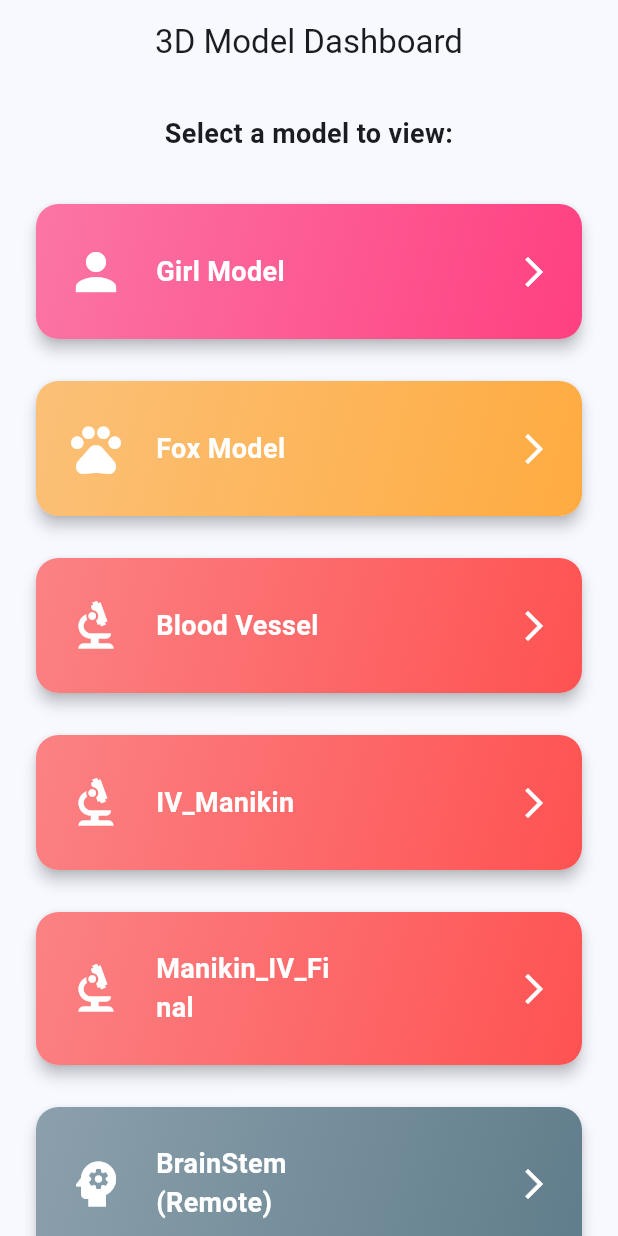
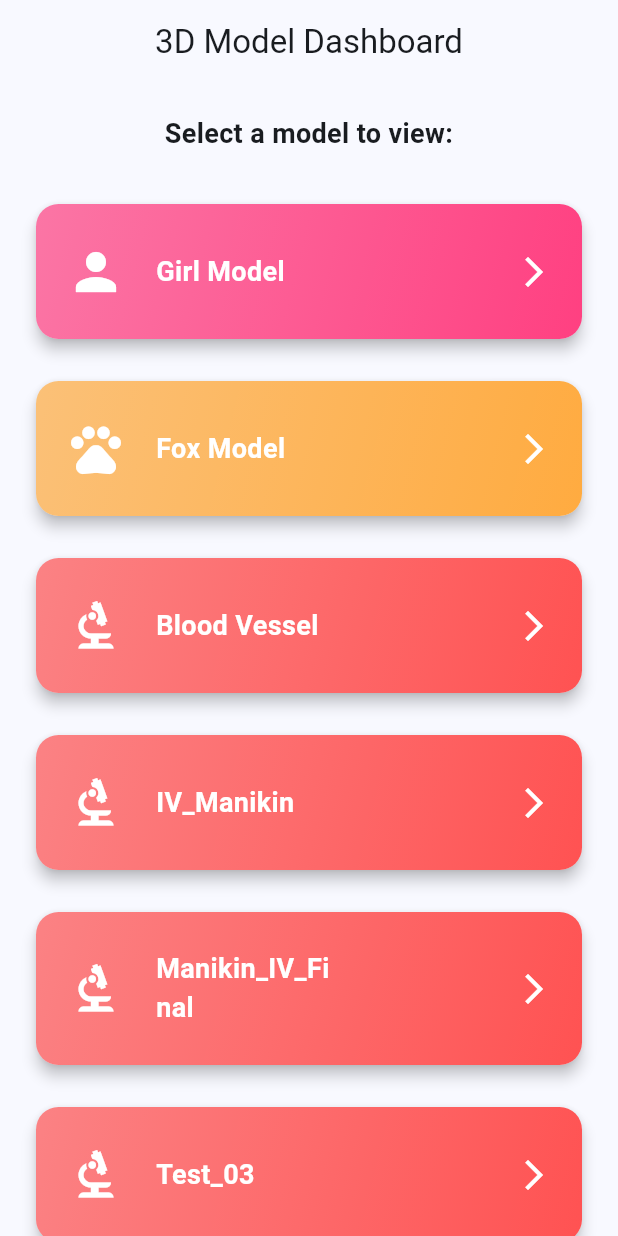
Before and after one commit to SyedAmirRaza-CT/threejs_poc, a Flutter app: the screen it shows after launch, on a phone screen of 412 x 824 dp. Run offline on Flutter 3.47's test engine with Material 3 defaults, Android fonts, the phone set to English and light mode, and no system bars; missing offline and left inert: flutter_inappwebview.

Commit message:
Add Test_03 3D model to dashboard
* Add `Test_03.glb` animation asset.
* Add a new model card to `DashboardPage` to display the Test_03 model with a biotech icon and red accent color.

```diff
--- a/lib/dashboard_page.dart
+++ b/lib/dashboard_page.dart
@@ -98,6 +98,16 @@ class DashboardPage extends StatelessWidget {
               const SizedBox(height: 20),
               _buildModelCard(
                 context,
+                title: 'Test_03',
+                icon: Icons.biotech,
+                color: Colors.redAccent,
+                path: 'assets/animation/Test_03.glb',
+                zoom: 1,
+                autoPlay: true,
+              ),
+              const SizedBox(height: 20),
+              _buildModelCard(
+                context,
                 title: 'BrainStem (Remote)',
                 icon: Icons.psychology,
                 color: Colors.blueGrey,
```
Also changed, not shown: 1 other file.
